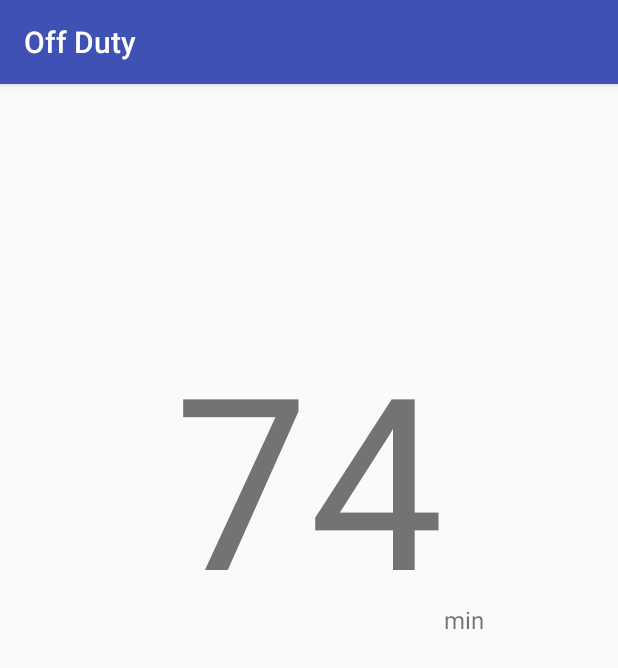
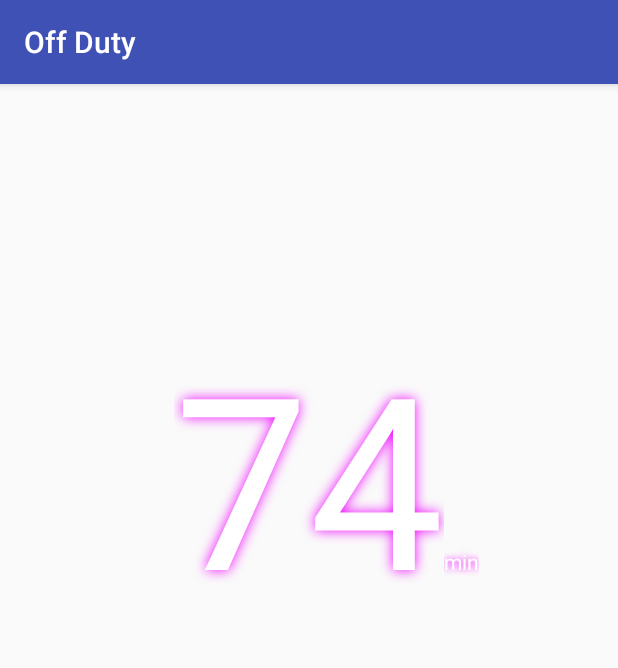
Before and after one commit to wangjianjun123/OffDuty, an Android app: the screen it shows after launch (MainActivity), on a phone screen of 412 x 824 dp. Shown: the top 668 px of the screen. Run offline under Robolectric (Android 15) with nearby library versions, the phone set to English and light mode, and no system bars; our stand-ins replace ButterKnife.

Commit message:
炫酷界面

```diff
--- a/app/src/main/res/layout/activity_main.xml
+++ b/app/src/main/res/layout/activity_main.xml
@@ -1,7 +1,7 @@
 <?xml version="1.0" encoding="utf-8"?>
-<LinearLayout xmlns:android="http://schemas.android.com/apk/res/android"
+<LinearLayout android:id="@+id/activity_main"
+    xmlns:android="http://schemas.android.com/apk/res/android"
     xmlns:tools="http://schemas.android.com/tools"
-    android:id="@+id/activity_main"
     android:layout_width="match_parent"
     android:layout_height="match_parent"
     android:orientation="vertical"
@@ -22,18 +22,21 @@
             android:layout_height="wrap_content"
             android:layout_centerInParent="true"
             android:gravity="center"
+            android:shadowColor="#ffee00ff"
+            android:shadowRadius="10"
             android:text="74"
-            android:textColor="@color/colorMinute"
+            android:textColor="#ffffffff"
             android:textSize="160sp" />
 
         <TextView
             android:layout_width="wrap_content"
             android:layout_height="wrap_content"
-            android:layout_alignBottom="@id/tvTimeLeft"
-            android:layout_toEndOf="@id/tvTimeLeft"
-            android:layout_toRightOf="@id/tvTimeLeft"
+            android:layout_alignBaseline="@+id/tvTimeLeft"
+            android:layout_toRightOf="@+id/tvTimeLeft"
+            android:shadowColor="#ffee00ff"
+            android:shadowRadius="5"
             android:text="@string/str_min"
-            android:textSize="16sp" />
+            android:textAppearance="?android:attr/textAppearanceInverse" />
     </RelativeLayout>
 
     <LinearLayout
```
